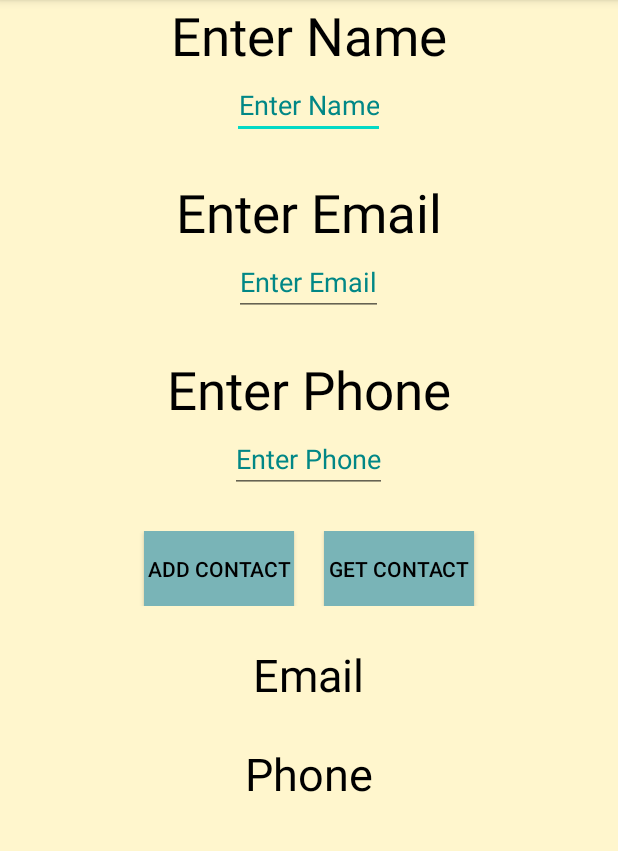
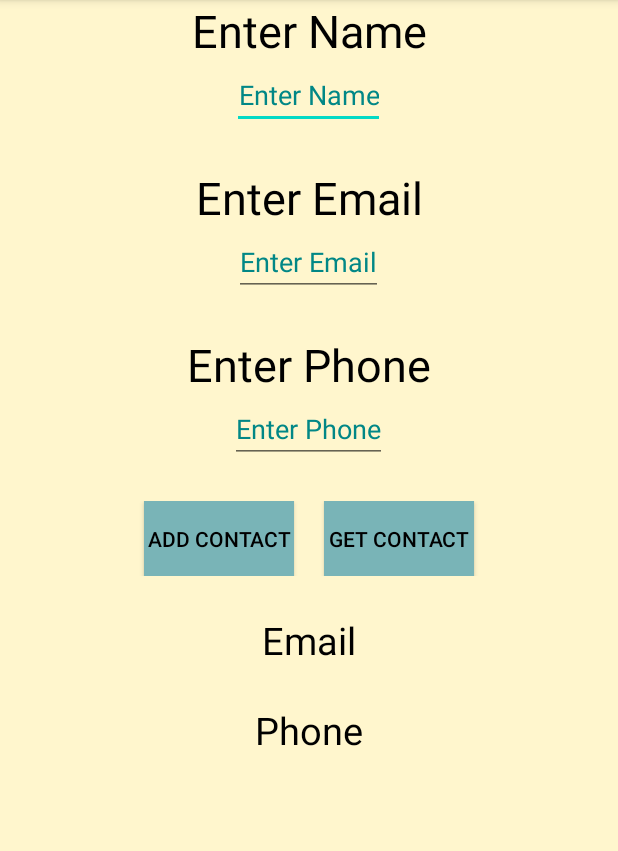
Before and after one commit to JawandS/Mobile_TJHSST, an Android app: the screen it shows after launch (MainActivity), on a phone screen of 412 x 824 dp, the part 84-935 px from its top. Run offline under Robolectric (Android 15) with nearby library versions, the phone set to English and light mode, and no system bars.

Commit message:
minor test edits

```diff
--- a/Project1/app/src/main/res/layout/activity_main.xml
+++ b/Project1/app/src/main/res/layout/activity_main.xml
@@ -22,7 +22,7 @@
             android:gravity="center"
             android:text="@string/enter_name"
             android:textColor="@color/text"
-            android:textSize="35sp" />
+            android:textSize="30sp" />
 
         <EditText
             android:id="@+id/nameText"
@@ -42,7 +42,7 @@
             android:gravity="center"
             android:text="@string/enter_email"
             android:textColor="@color/text"
-            android:textSize="35sp" />
+            android:textSize="30sp" />
 
         <EditText
             android:id="@+id/emailText"
@@ -62,7 +62,7 @@
             android:gravity="center"
             android:text="@string/enter_phone"
             android:textColor="@color/text"
-            android:textSize="35sp" />
+            android:textSize="30sp" />
 
         <EditText
             android:id="@+id/phoneText"
@@ -116,7 +116,7 @@
                 android:scrollHorizontally="true"
                 android:text="@string/email"
                 android:textColor="@color/text"
-                android:textSize="30sp" />
+                android:textSize="25sp" />
         </HorizontalScrollView>
 
         <HorizontalScrollView
@@ -132,7 +132,7 @@
                 android:scrollHorizontally="true"
                 android:text="@string/phone"
                 android:textColor="@color/text"
-                android:textSize="30sp" />
+                android:textSize="25sp" />
         </HorizontalScrollView>
 
     </androidx.appcompat.widget.LinearLayoutCompat>
```
